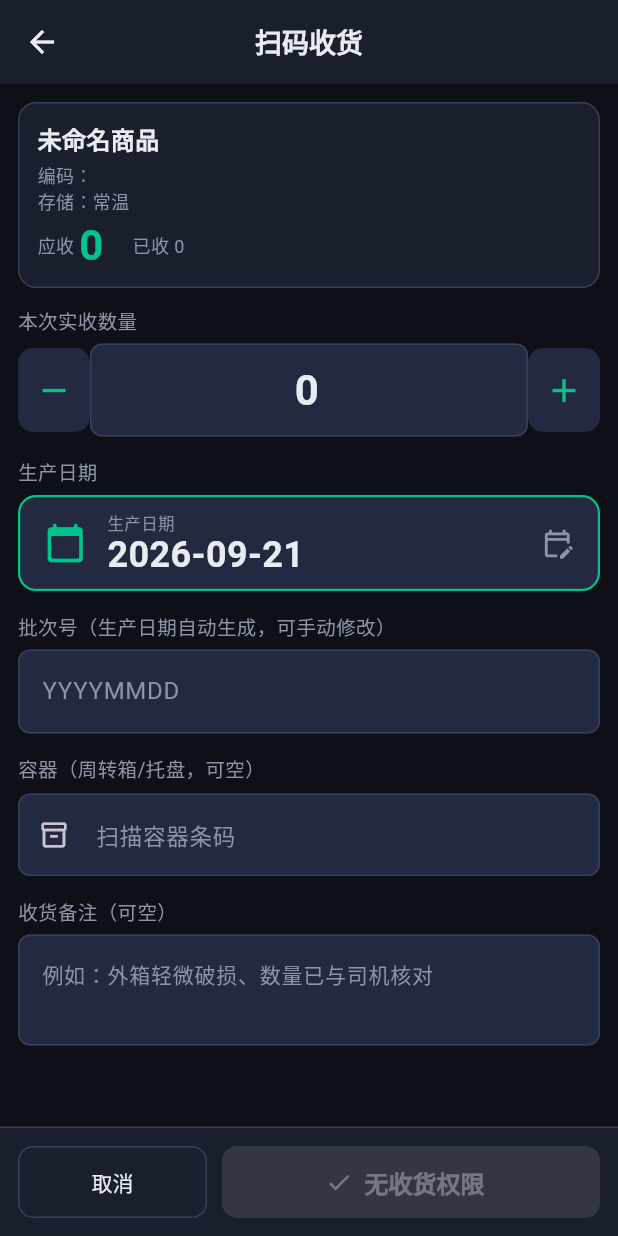
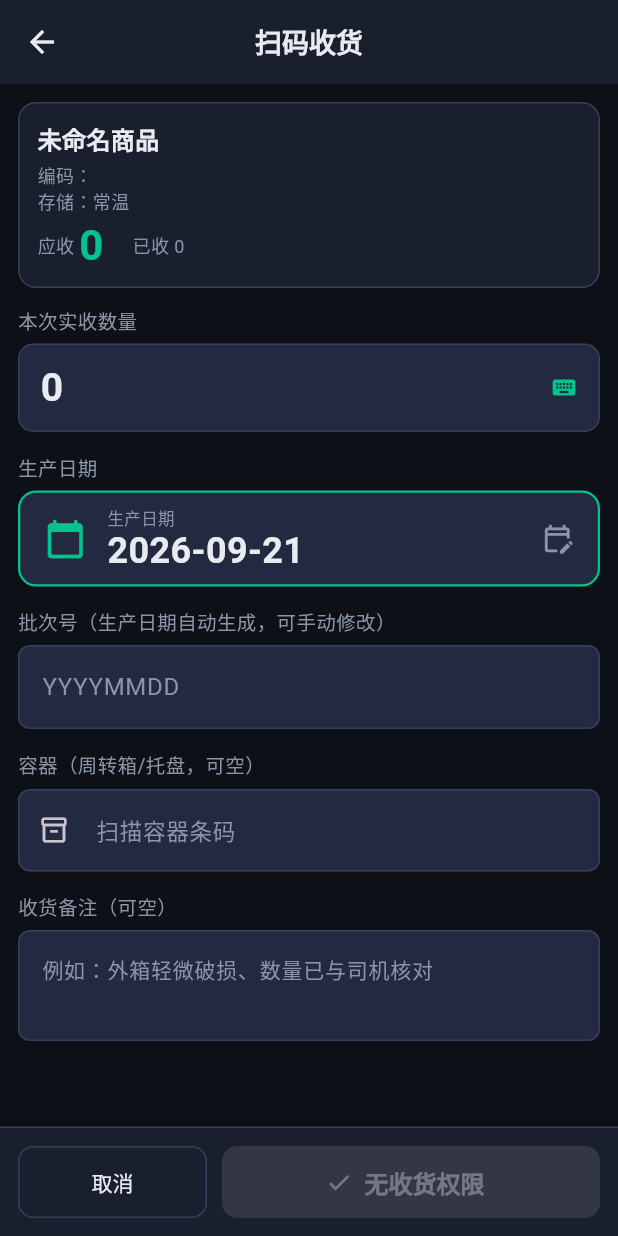
Before and after one commit to csflyinfo/csERP, a Flutter app: the ReceiveLinePage screen opened directly with empty values, on a phone screen of 412 x 824 dp. Run offline on Flutter 3.47's test engine with Material 3 defaults, Android fonts, the phone set to English and light mode, and no system bars; our stand-ins replace connectivity_plus, dio, flutter_local_notifications, flutter_riverpod, geolocator, image_picker and 2 more; missing offline and left inert: getuiflut; accounts and stored records are empty; Roboto replaces fonts that are missing (PingFang SC).

Commit message:
feat(wms): PDA 大按钮数字键盘与多单位换算展示（P0-1）

```diff
--- a/wms_pda_app/lib/ui/receive_page.dart
+++ b/wms_pda_app/lib/ui/receive_page.dart
@@ -5,6 +5,7 @@ import '../services/auth_service.dart';
 import '../services/wms_app_service.dart';
 import '../theme/pda_theme.dart';
 import '../widgets/common.dart';
+import '../widgets/multi_unit_qty_field.dart';
 
 /// 入库类型标签：与后端 WmsInboundService 约定一致。
 const Map<String, String> _inboundTypeLabels = {
@@ -1673,30 +1674,19 @@ class _ReceiveLinePageState extends State<ReceiveLinePage> {
               // 数量
               const Text('本次实收数量', style: PdaStyles.label),
               const SizedBox(height: 6),
-              Row(children: [
-                _qtyStepper(Icons.remove, () {
-                  final v = num.tryParse(_qtyCtrl.text) ?? 0;
-                  if (v > 1) _qtyCtrl.text = '${v - 1}';
+              MultiUnitQtyField(
+                value: num.tryParse(_qtyCtrl.text) ?? 0,
+                unit: unit,
+                convertQty: pickNum(
+                    widget.detail, ['convertQty', 'convert_qty'], 1),
+                baseUnit: pickStr(widget.detail, ['baseUnit', 'base_unit']),
+                label: '本次实收数量',
+                maxValue: widget.canOverReceive ? null : _remaining,
+                onChanged: (v) => setState(() {
+                  _qtyCtrl.text =
+                      v == v.toInt() ? v.toInt().toString() : v.toString();
                 }),
-                Expanded(
-                  child: TextField(
-                    controller: _qtyCtrl,
-                    textAlign: TextAlign.center,
-                    keyboardType: const TextInputType.numberWithOptions(decimal: true),
-                    style: const TextStyle(
-                        fontSize: 28,
-                        fontWeight: FontWeight.bold,
-                        color: PdaTheme.textPrimary),
-                    decoration: const InputDecoration(
-                      contentPadding: EdgeInsets.symmetric(vertical: 10),
-                    ),
-                  ),
-                ),
-                _qtyStepper(Icons.add, () {
-                  final v = num.tryParse(_qtyCtrl.text) ?? 0;
-                  _qtyCtrl.text = '${v + 1}';
-                }),
-              ]),
+              ),
               const SizedBox(height: 14),
 
               // 生产日期（大按钮 + 日期控件）
@@ -1842,23 +1832,6 @@ class _ReceiveLinePageState extends State<ReceiveLinePage> {
     );
   }
 
-  Widget _qtyStepper(IconData icon, VoidCallback onTap) {
-    return Material(
-      color: PdaTheme.surface2,
-      borderRadius: BorderRadius.circular(10),
-      child: InkWell(
-        onTap: onTap,
-        borderRadius: BorderRadius.circular(10),
-        child: Container(
-          width: 48,
-          height: 56,
-          alignment: Alignment.center,
-          child: Icon(icon, color: PdaTheme.primary, size: 26),
-        ),
-      ),
-    );
-  }
-
   /// 大号生产日期按钮：未选显示提示，已选显示日期大字。
   Widget _bigDateButton() {
     final selected = _productionDate != null;
--- /dev/null
+++ b/wms_pda_app/lib/widgets/multi_unit_qty_field.dart
@@ -0,0 +1,121 @@
+import 'package:flutter/material.dart';
+import '../theme/pda_theme.dart';
+import 'qty_pad_sheet.dart';
+
+/// 多单位数量输入字段 —— 点击弹 QtyPadSheet 大按钮键盘,
+/// 显示当前值 + 大单位 + 换算后基本单位数量(对照展示)。
+///
+/// 替代原 Row(-, TextField, +) 方案,优势:
+///   1. 不弹系统软键盘,避免遮挡商品信息
+///   2. 大按钮(64 高 / fontSize 24)防误触
+///   3. 大单位+基本单位双行对照,库管员一眼核对
+///
+/// 用法:
+///   MultiUnitQtyField(
+///     value: qty,
+///     unit: '箱',
+///     convertQty: 24,
+///     baseUnit: '个',
+///     onChanged: (v) => setState(() => qty = v),
+///   )
+class MultiUnitQtyField extends StatelessWidget {
+  final num value;
+  final String unit;
+  final num convertQty;
+  final String baseUnit;
+  final ValueChanged<num> onChanged;
+  final String? label;
+  final num? maxValue;
+  final bool enabled;
+
+  const MultiUnitQtyField({
+    super.key,
+    required this.value,
+    required this.onChanged,
+    this.unit = '',
+    this.convertQty = 1,
+    this.baseUnit = '',
+    this.label,
+    this.maxValue,
+    this.enabled = true,
+  });
+
+  bool get _hasConvert => convertQty != 1 && baseUnit.isNotEmpty;
+
+  String get _valueText {
+    if (value == 0) return '0';
+    if (value == value.toInt()) return value.toInt().toString();
+    return value.toString();
+  }
+
+  String get _baseText {
+    final base = value * convertQty;
+    if (base == base.toInt()) return base.toInt().toString();
+    return base.toStringAsFixed(2);
+  }
+
+  Future<void> _open(BuildContext context) async {
+    if (!enabled) return;
+    final v = await QtyPadSheet.show(
+      context,
+      title: label ?? '输入数量',
+      initialValue: value,
+      unit: unit,
+      convertQty: convertQty,
+      baseUnit: baseUnit,
+      maxValue: maxValue,
+    );
+    if (v != null) onChanged(v);
+  }
+
+  @override
+  Widget build(BuildContext context) {
+    return InkWell(
+      borderRadius: BorderRadius.circular(10),
+      onTap: enabled ? () => _open(context) : null,
+      child: Container(
+        padding: const EdgeInsets.symmetric(horizontal: 14, vertical: 10),
+        decoration: BoxDecoration(
+          color: PdaTheme.surface2,
+          borderRadius: BorderRadius.circular(10),
+          border: Border.all(color: PdaTheme.border),
+        ),
+        child: Row(children: [
+          if (unit.isNotEmpty) ...[
+            Text(_valueText,
+                style: const TextStyle(
+                    fontSize: 26,
+                    fontWeight: FontWeight.bold,
+                    color: PdaTheme.textPrimary)),
+            const SizedBox(width: 6),
+            Text(unit, style: PdaStyles.sub),
+          ] else ...[
+            Text(_valueText,
+                style: const TextStyle(
+                    fontSize: 26,
+                    fontWeight: FontWeight.bold,
+                    color: PdaTheme.textPrimary)),
+          ],
+          const Spacer(),
+          if (_hasConvert) ...[
+            Column(
+              crossAxisAlignment: CrossAxisAlignment.end,
+              children: [
+                Text('= $_baseText',
+                    style: TextStyle(
+                        fontSize: 14,
+                        fontWeight: FontWeight.w600,
+                        color: PdaTheme.primary)),
+                if (baseUnit.isNotEmpty)
+                  Text(baseUnit, style: PdaStyles.sub),
+              ],
+            ),
+            const SizedBox(width: 6),
+          ],
+          Icon(Icons.keyboard,
+              size: 18, color: enabled ? PdaTheme.primary : PdaTheme.textSecondary),
+        ]),
+      ),
+    );
+  }
+}
```
Also changed, not shown: wms_pda_app/lib/widgets/qty_pad_sheet.dart (added, +369 -0 lines).
